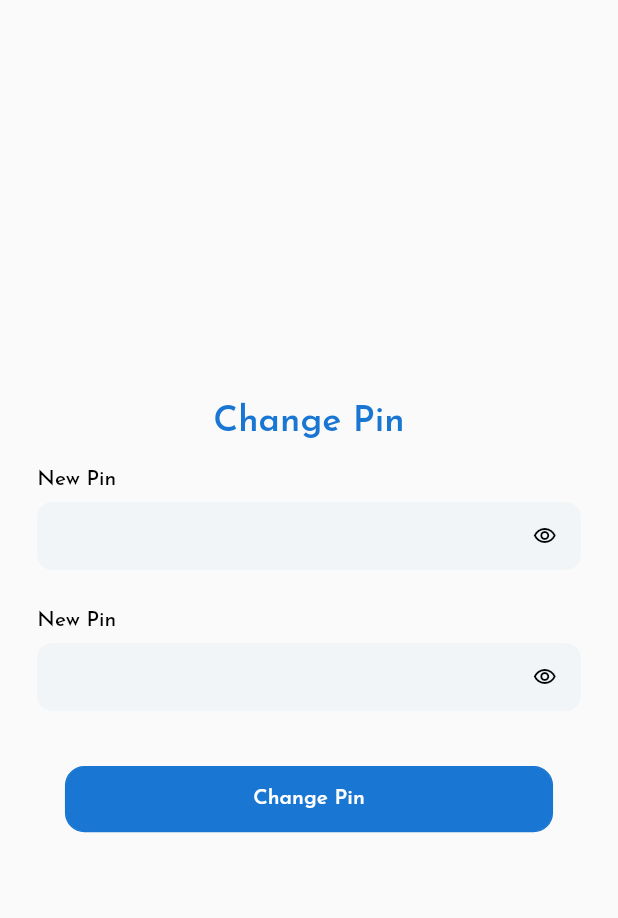
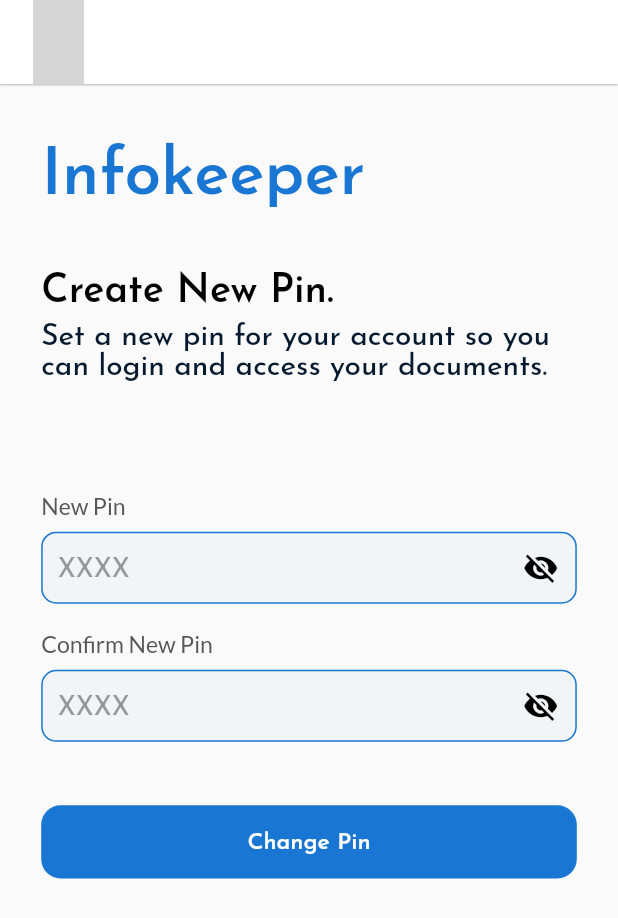
Before and after one commit to T-tech-py/Info_keeper, a Flutter app: the ForgetPin2 screen opened by its route, after a tap on "Submit", on a phone screen of 412 x 824 dp. Shown: the top 918 px of the screen. Run offline on Flutter 3.47's test engine with Material 2 defaults, Android fonts, the phone set to English and light mode, and no system bars; our stand-ins replace audio_video_progress_bar, audioplayers, camera, file, flutter_screenutil, flutter_svg and 4 more; missing offline and left inert: another_audio_recorder, image_viewer, wave_transition; grey boxes are pictures that could not be loaded.

Commit message:
AUTH screens refactor complete

```diff
--- /dev/null
+++ b/lib/const/app_bar.dart
@@ -0,0 +1,31 @@
+import 'package:flutter/material.dart';
+import 'package:flutter_screenutil/flutter_screenutil.dart';
+import 'package:flutter_svg/flutter_svg.dart';
+import 'package:google_fonts/google_fonts.dart';
+import 'package:info_keeper/const/colors.dart';
+
+AppBar appBar(BuildContext context, String text) => AppBar(
+      backgroundColor: white,
+      primary: true,
+      elevation: 0.5,
+      titleSpacing: 7,
+      centerTitle: true,
+      automaticallyImplyLeading: true,
+      leading: GestureDetector(
+          onTap: () {
+            Navigator.pop(context);
+          },
+          child: Padding(
+            padding: EdgeInsets.only(left: 20.w),
+            child: SvgPicture.asset("assets/image/svg/back.svg",
+                width: 30.w, height: 30.w),
+          )),
+      title: Text(
+        text,
+        style: GoogleFonts.josefinSans(
+          fontSize: 20.sp,
+          fontWeight: FontWeight.w400,
+          color: black,
+        ),
+      ),
+    );
--- a/lib/const/colors.dart
+++ b/lib/const/colors.dart
@@ -1,5 +1,7 @@
 import 'package:flutter/material.dart';
 
 var black = Colors.black;
+var black2 = const Color(0xff051A2E);
 var white = Colors.white;
 var primaryColor = const Color(0xff1976D2);
+var bodyColor = const Color(0xffF1F5F8);
--- /dev/null
+++ b/lib/const/sizedbox.dart
@@ -0,0 +1,10 @@
+import 'package:flutter/cupertino.dart';
+import 'package:flutter_screenutil/flutter_screenutil.dart';
+
+SizedBox ySize(double height) => SizedBox(
+      height: height.h,
+    );
+
+SizedBox xSize(double width) => SizedBox(
+      width: width.w,
+    );
--- a/lib/main.dart
+++ b/lib/main.dart
@@ -20,7 +20,7 @@ class MyApp extends StatelessWidget {
   @override
   Widget build(BuildContext context) {
     return ScreenUtilInit(
-        designSize: const Size(414, 896),
+        designSize: const Size(375, 812),
         builder: () {
           return MaterialApp(
             theme: context.themeData,
--- a/lib/screen/authentication/forgetPin2.dart
+++ b/lib/screen/authentication/forgetPin2.dart
@@ -4,7 +4,9 @@ import 'package:flutter/material.dart';
 import 'package:flutter_screenutil/flutter_screenutil.dart';
 import 'package:flutter_svg/flutter_svg.dart';
 import 'package:google_fonts/google_fonts.dart';
+import 'package:info_keeper/const/app_bar.dart';
 import 'package:info_keeper/const/colors.dart';
+import 'package:info_keeper/const/sizedbox.dart';
 import 'package:info_keeper/widget/button.dart';
 import 'package:pinput/pin_put/pin_put.dart';
 import 'package:flutter/services.dart';
@@ -22,7 +24,7 @@ class _ForgetPin2State extends State<ForgetPin2> {
 
   BoxDecoration get _pinPutDecoration {
     return BoxDecoration(
-      color: primaryColor.withOpacity(0.3),
+      color: bodyColor,
       border: Border.all(color: primaryColor),
       borderRadius: BorderRadius.circular(15.0),
     );
@@ -42,44 +44,54 @@ class _ForgetPin2State extends State<ForgetPin2> {
       ),
       backgroundColor: Colors.blue,
     );
-    Scaffold.of(context)
-      ..hideCurrentSnackBar()
-      ..showSnackBar(snackBar);
+    // Scaffold.of(context)
+    //   ..hideCurrentSnackBar()
+    //   ..showSnackBar(snackBar);
   }
 
   @override
   Widget build(BuildContext context) {
     return Scaffold(
+      appBar: appBar(context, ""),
       body: Padding(
         padding: EdgeInsets.symmetric(horizontal: 24.w),
-        child: Center(
         child: ListView(
           children: [
-              SizedBox(height: 20.h),
+            ySize(40),
             Text(
-                'Pin Reset',
-                textAlign: TextAlign.center,
+              'Infokeeper',
               style: GoogleFonts.josefinSans(
                 color: primaryColor,
+                fontSize: 40.sp,
+                fontWeight: FontWeight.w600,
+              ),
+            ),
+            ySize(40),
+            Text(
+              'Enter OTP',
+              textAlign: TextAlign.start,
+              style: GoogleFonts.josefinSans(
+                color: black,
                 fontSize: 24.sp,
                 fontWeight: FontWeight.w600,
               ),
             ),
-              SizedBox(height: 22.h),
+            ySize(8),
             Text(
-                'An OTP has been sent to your email address. Kindly enter it to reset your password',
-                textAlign: TextAlign.center,
+              'Enter the 4 digits OTP code received on your phone 0703****311',
+              textAlign: TextAlign.start,
               style: GoogleFonts.josefinSans(
-                  color: black,
+                color: black2,
                 fontSize: 18.sp,
                 fontWeight: FontWeight.w500,
               ),
             ),
-              SizedBox(height: 32.h),
+            ySize(36),
             SizedBox(
-                height: 70.h,
+              height: 62.h,
               child: PinPut(
-                  fieldsCount: 5,
+                eachFieldWidth: 62,
+                fieldsCount: 4,
                 onSubmit: (String pin) => _showSnackBar(pin, context),
                 focusNode: _pinPutFocusNode,
                 controller: otp,
@@ -90,32 +102,27 @@ class _ForgetPin2State extends State<ForgetPin2> {
                 followingFieldDecoration: _pinPutDecoration.copyWith(
                   borderRadius: BorderRadius.circular(5.0),
                   border: Border.all(
-                      color: black.withOpacity(0.5),
+                    color: primaryColor.withOpacity(0.65),
                   ),
                 ),
               ),
             ),
-              SizedBox(height: 60.h),
-              Column(
-                crossAxisAlignment: CrossAxisAlignment.stretch,
-                children: [
+            ySize(40),
             LoginButton(
                 text: 'Submit',
                 onPressed: () {
                   Navigator.pushNamed(context, '/newPin');
                 },
                 isLogin: true),
-                ],
-              ),
-              SizedBox(height: 20.h),
+            ySize(16),
             Row(
               mainAxisAlignment: MainAxisAlignment.center,
               children: [
                 Text(
                   'Didn’t get otp? ',
                   style: GoogleFonts.josefinSans(
-                        color: black.withOpacity(0.4),
-                        fontSize: 14.sp,
+                      color: black2,
+                      fontSize: 16.sp,
                       fontWeight: FontWeight.w400),
                 ),
                 TextButton(
@@ -133,7 +140,7 @@ class _ForgetPin2State extends State<ForgetPin2> {
                       'Resend',
                       style: GoogleFonts.josefinSans(
                           color: primaryColor,
-                            fontSize: 14.sp,
+                          fontSize: 16.sp,
                           fontWeight: FontWeight.w400),
                     )),
               ],
@@ -142,7 +149,6 @@ class _ForgetPin2State extends State<ForgetPin2> {
           ],
         ),
       ),
-      ),
     );
   }
 }
--- a/lib/screen/authentication/newPin.dart
+++ b/lib/screen/authentication/newPin.dart
@@ -3,8 +3,11 @@
 import 'package:flutter/material.dart';
 import 'package:flutter_screenutil/flutter_screenutil.dart';
 import 'package:google_fonts/google_fonts.dart';
+import 'package:info_keeper/const/app_bar.dart';
 import 'package:info_keeper/const/colors.dart';
+import 'package:info_keeper/const/sizedbox.dart';
 import 'package:info_keeper/widget/button.dart';
+import 'package:info_keeper/widget/customTextField.dart';
 import 'package:info_keeper/widget/pinTextfield.dart';
 
 class PinReset extends StatefulWidget {
@@ -20,57 +23,87 @@ class _PinResetState extends State<PinReset> {
   TextEditingController confirmNewPin = TextEditingController();
 
   bool showPin = false;
+  bool showPin2 = false;
 
   @override
   Widget build(BuildContext context) {
     return Scaffold(
+      appBar: appBar(context, ""),
       body: Padding(
         padding: EdgeInsets.symmetric(horizontal: 25.w),
-        child: Column(
-          mainAxisAlignment: MainAxisAlignment.center,
+        child: ListView(
           children: [
+            ySize(40),
             Text(
-              'Change Pin',
-              textAlign: TextAlign.center,
+              'Infokeeper',
               style: GoogleFonts.josefinSans(
                 color: primaryColor,
+                fontSize: 40.sp,
+                fontWeight: FontWeight.w600,
+              ),
+            ),
+            ySize(40),
+            Text(
+              'Create New Pin.',
+              textAlign: TextAlign.start,
+              style: GoogleFonts.josefinSans(
+                color: black,
                 fontSize: 24.sp,
                 fontWeight: FontWeight.w600,
               ),
             ),
-            SizedBox(height: 22.h),
-            PinTextField(
-                label: "New Pin",
-                onpress: () {
-                  if (showPin = false) {
-                    setState(() {
-                      showPin = true;
-                    });
-                  } else if (showPin = true) {
-                    setState(() {
-                      showPin = false;
-                    });
+            ySize(8),
+            Text(
+              'Set a new pin for your account so you can login and access'
+              ' your documents.',
+              textAlign: TextAlign.start,
+              style: GoogleFonts.josefinSans(
+                color: black2,
+                fontSize: 18.sp,
+                fontWeight: FontWeight.w500,
+              ),
+            ),
+            ySize(72),
+            CustomTextField(
+              label: "New Pin",
+              hintText: "XXXX",
+              obscure: showPin,
+              surfix: IconButton(
+                icon: Icon(
+                  showPin ? Icons.visibility : Icons.visibility_off,
+                  color: black,
+                ),
+                onPressed: () {
+                  if (showPin) {
+                    showPin = !showPin;
+                  } else {
+                    showPin = !showPin;
                   }
+                  setState(() {});
                 },
-                controller: newPin,
-                isPasswordVisible: showPin),
-            SizedBox(height: 30.h),
-            PinTextField(
-                label: "New Pin",
-                onpress: () {
-                  if (showPin = false) {
-                    setState(() {
-                      showPin = true;
-                    });
-                  } else if (showPin = true) {
-                    setState(() {
-                      showPin = false;
-                    });
+              ),
+            ),
+            ySize(16),
+            CustomTextField(
+              label: "Confirm New Pin",
+              hintText: "XXXX",
+              obscure: showPin2,
+              surfix: IconButton(
+                icon: Icon(
+                  showPin2 ? Icons.visibility : Icons.visibility_off,
+                  color: black,
+                ),
+                onPressed: () {
+                  if (showPin) {
+                    showPin2 = !showPin2;
+                  } else {
+                    showPin2 = !showPin2;
                   }
+                  setState(() {});
                 },
-                controller: newPin,
-                isPasswordVisible: showPin),
-            SizedBox(height: 40.h),
+              ),
+            ),
+            ySize(40),
             LoginButton(text: "Change Pin", onPressed: () {}, isLogin: true)
           ],
         ),
--- a/lib/screen/authentication/signup.dart
+++ b/lib/screen/authentication/signup.dart
@@ -56,6 +56,7 @@ class _SignUpScreenState extends State<SignUpScreen> {
               CustomTextField(
                 label: 'Phone Number',
                 hintText: '',
+                inputType: TextInputType.number,
               ),
               SizedBox(height: 32.h),
               CustomTextField(
--- a/lib/widget/button.dart
+++ b/lib/widget/button.dart
@@ -16,7 +16,7 @@ class LoginButton extends StatelessWidget {
   @override
   Widget build(BuildContext context) {
     return Container(
-      width: 327.w,
+      width: double.infinity,
       height: 48.h,
       decoration: BoxDecoration(
           borderRadius: BorderRadius.circular(13),
--- a/lib/widget/customTextField.dart
+++ b/lib/widget/customTextField.dart
@@ -8,11 +8,18 @@ class CustomTextField extends StatelessWidget {
     required this.label,
     required this.hintText,
     Key? key,
+    this.inputType,
+    this.obscure,
+    this.prefix,
+    this.surfix,
   }) : super(key: key);
 
   final String label;
   final String hintText;
-
+  final TextInputType? inputType;
+  final bool? obscure;
+  final Widget? prefix;
+  final Widget? surfix;
   @override
   Widget build(BuildContext context) {
     return Column(
@@ -32,12 +39,15 @@ class CustomTextField extends StatelessWidget {
         SizedBox(
           height: 49.h,
           child: TextField(
+            obscureText: obscure ?? false,
+            keyboardType: inputType ?? TextInputType.text,
             decoration: kDecoration.copyWith(
+                suffixIcon: surfix ?? const SizedBox(),
                 hintText: hintText,
                 hintStyle: GoogleFonts.josefinSans(
                     fontSize: 16.sp,
                     fontWeight: FontWeight.w500,
-                    color: const Color(0xff05182A))),
+                    color: Colors.black38)),
           ),
         ),
       ],
@@ -54,8 +64,11 @@ var kDecoration = InputDecoration(
       EdgeInsets.only(left: 10.w, bottom: 10.h, top: 10.h, right: 10.w),
   enabledBorder: OutlineInputBorder(
     borderRadius: BorderRadius.circular(10),
-    borderSide: BorderSide(color: Color(0xffF1F5F8)),
+    borderSide: BorderSide(color: primaryColor),
   ),
+  // border: OutlineInputBorder(borderRadius:  BorderRadius.circular(10),
+
+  // ),
   focusedBorder: OutlineInputBorder(
       borderSide: BorderSide(
         color: primaryColor,
--- a/pubspec.yaml
+++ b/pubspec.yaml
@@ -50,6 +50,8 @@ dependencies:
   lottie: ^1.2.2
   audio_video_progress_bar: ^0.10.0
   image_picker: ^0.8.4+4
+  flutter_bloc: ^8.1.1
+  hydrated_bloc: ^9.0.0
 
 dev_dependencies:
   flutter_test:
```
Also changed, not shown: lib/screen/authentication/forgetPin1.dart (+29 -19 lines), lib/screen/authentication/login.dart (+17 -0 lines), lib/screen/authentication/otp.dart (+21 -18 lines), lib/screen/dashboard/addinfo.dart (+10 -11 lines), lib/screen/onboarding/onboarding.dart (+9 -90 lines), lib/widget/onboarding_widgets/indicator.dart (added, +40 -0 lines), lib/widget/onboarding_widgets/intro_view.dart (added, +50 -0 lines), lib/screen/logic/ui_logic/cameraLogick.dart (renamed from lib/screen/logic/cameraLogick.dart), lib/screen/logic/ui_logic/recordingLogic.dart (renamed from lib/screen/logic/recordingLogic.dart), pubspec.lock, 2 other files. Lines whose indentation alone changed are shown as unchanged.
